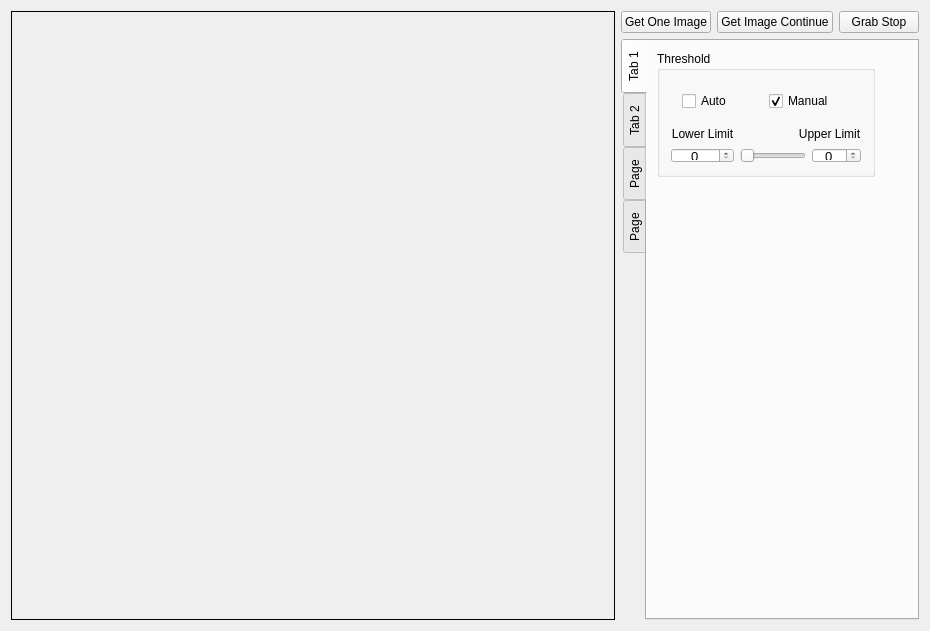
Before: the Qt Designer form QT_Mark/ImageProcessInterface.ui in philoasd/QT_Mark_test, drawn with Qt 5.
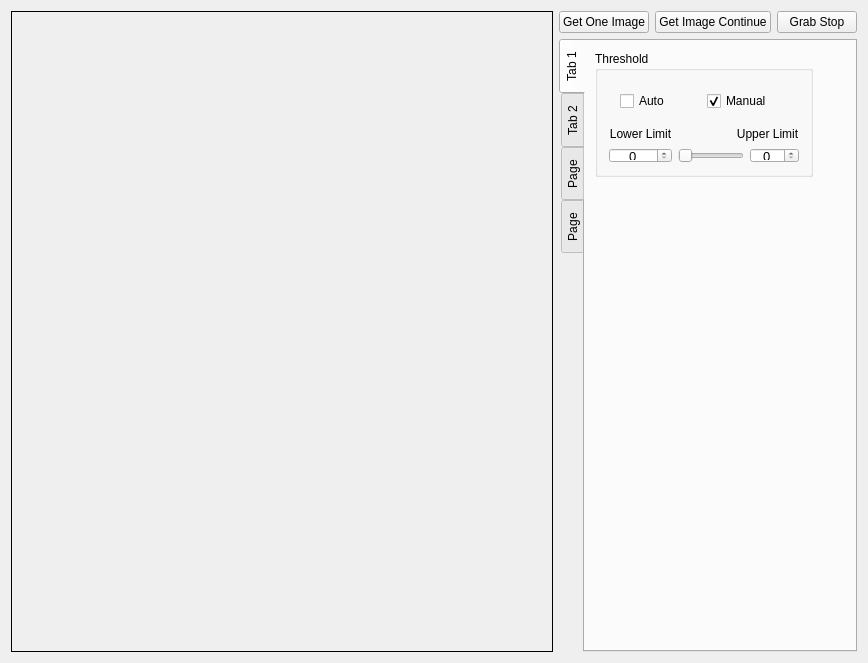
After: the same form once the commit is applied. Custom widgets are drawn as their Qt base class.

Patch:
```diff
--- a/QT_Mark/ImageProcessInterface.ui
+++ b/QT_Mark/ImageProcessInterface.ui
@@ -9,8 +9,8 @@
    <rect>
     <x>0</x>
     <y>0</y>
-    <width>930</width>
-    <height>631</height>
+    <width>868</width>
+    <height>663</height>
    </rect>
   </property>
   <property name="minimumSize">
@@ -39,36 +39,6 @@
        <property name="frameShadow">
         <enum>QFrame::Plain</enum>
        </property>
-       <layout class="QHBoxLayout" name="horizontalLayout_2">
-        <property name="spacing">
-         <number>6</number>
-        </property>
-        <property name="leftMargin">
-         <number>1</number>
-        </property>
-        <property name="topMargin">
-         <number>1</number>
-        </property>
-        <property name="rightMargin">
-         <number>1</number>
-        </property>
-        <property name="bottomMargin">
-         <number>1</number>
-        </property>
-        <item>
-         <widget class="QLabel" name="label_ImageProcess">
-          <property name="frameShape">
-           <enum>QFrame::NoFrame</enum>
-          </property>
-          <property name="text">
-           <string/>
-          </property>
-          <property name="alignment">
-           <set>Qt::AlignCenter</set>
-          </property>
-         </widget>
-        </item>
-       </layout>
       </widget>
      </item>
      <item>
@@ -238,6 +208,25 @@
             </item>
            </layout>
           </widget>
+          <widget class="QLabel" name="label_ImageProcess">
+           <property name="geometry">
+            <rect>
+             <x>30</x>
+             <y>230</y>
+             <width>201</width>
+             <height>211</height>
+            </rect>
+           </property>
+           <property name="frameShape">
+            <enum>QFrame::NoFrame</enum>
+           </property>
+           <property name="text">
+            <string/>
+           </property>
+           <property name="alignment">
+            <set>Qt::AlignCenter</set>
+           </property>
+          </widget>
          </widget>
          <widget class="QWidget" name="tab_Calibration">
           <attribute name="title">
```
